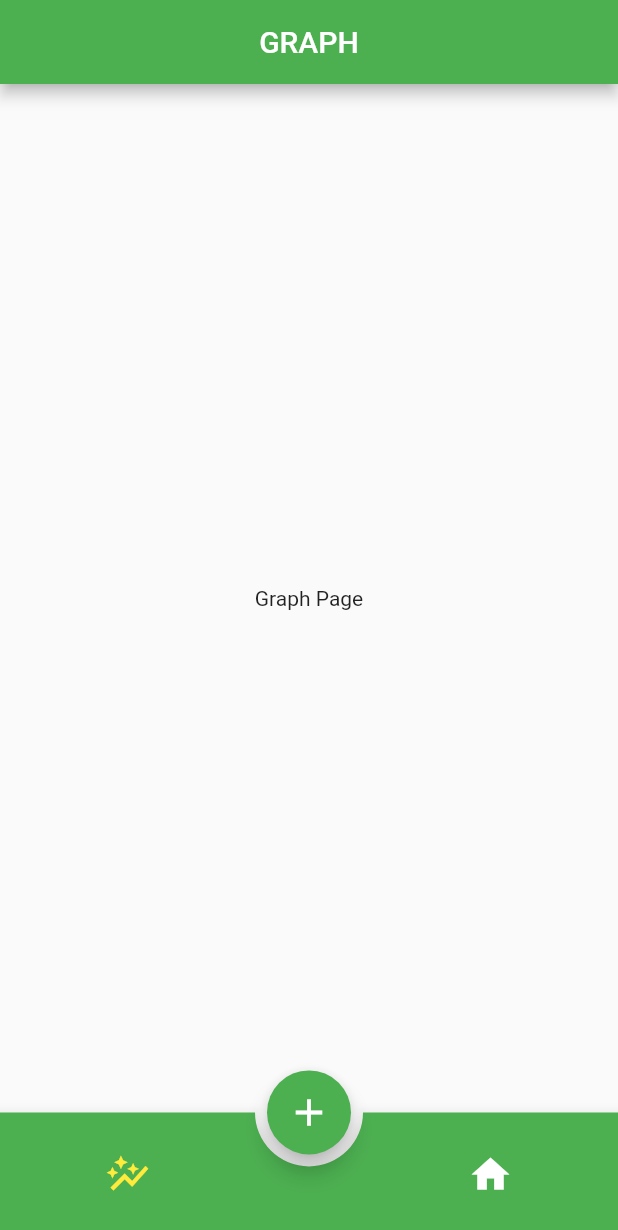
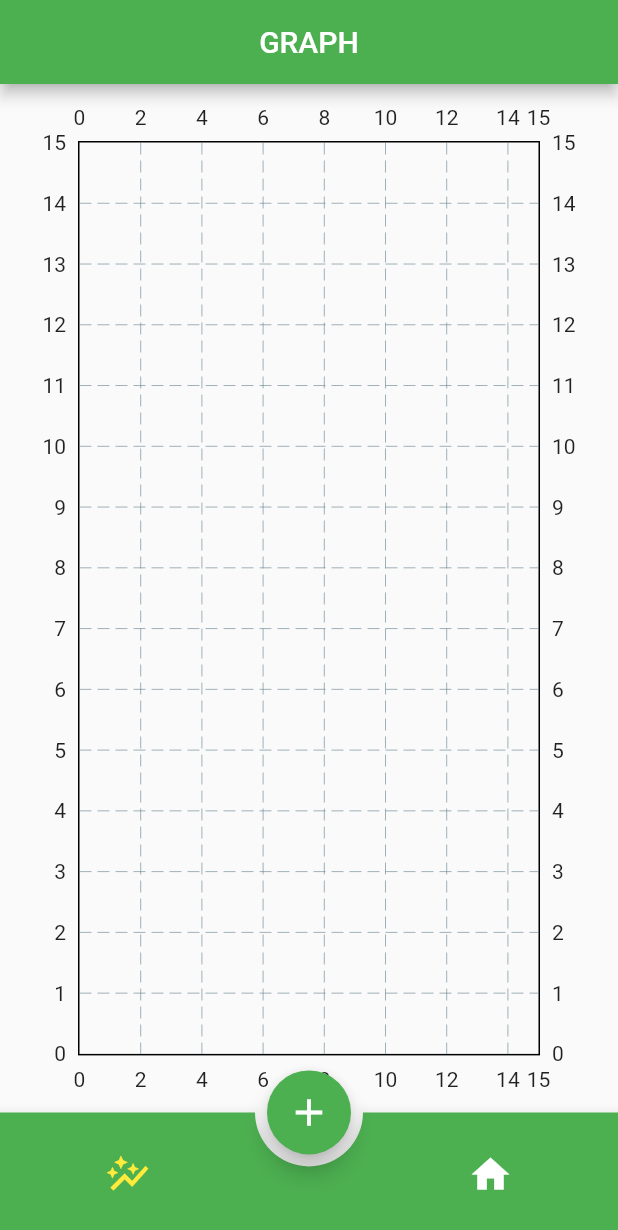
Before and after one commit to fahricandurucan/weight_tracking_app_flutter, a Flutter app: the screen it shows after launch, on a phone screen of 412 x 824 dp. Shown: the top 1230 px of the screen. Run offline on Flutter 3.47's test engine with Material 2 defaults, Android fonts, the phone set to English and light mode, and no system bars; drawn by our look-alikes of animated_bottom_navigation_bar, fl_chart; our stand-ins replace get, numberpicker.

Commit message:
graphPage designed and added to graph on the graph page

```diff
--- a/lib/controller.dart
+++ b/lib/controller.dart
@@ -15,6 +15,7 @@ class Controller extends GetxController{
 
   ].obs;
 
+
   void addNewRecord(int weight,DateTime dateTime){
     var newRecord = Record(weight: weight, dateTime: dateTime);
     print("************** ${newRecord.id}");
--- a/lib/screens/graph_page.dart
+++ b/lib/screens/graph_page.dart
@@ -1,6 +1,12 @@
+import 'package:fl_chart/fl_chart.dart';
 import 'package:flutter/material.dart';
+import 'package:get/get.dart';
+import 'package:weight_tracking_app/controller.dart';
+
 
 class GraphPage extends StatefulWidget {
+
+
   const GraphPage({Key? key}) : super(key: key);
 
   @override
@@ -8,6 +14,9 @@ class GraphPage extends StatefulWidget {
 }
 
 class _GraphPageState extends State<GraphPage> {
+
+  final Controller controller = Get.put(Controller());
+
   @override
   Widget build(BuildContext context) {
     return Scaffold(
@@ -15,7 +24,40 @@ class _GraphPageState extends State<GraphPage> {
         title: Text("GRAPH"),
         centerTitle: true,
       ),
-      body: Center(child: Text("Graph Page"),),
+      body: Container(
+        margin: EdgeInsets.all(8),
+        height: double.infinity,
+        width: double.infinity,
+        child: LineChart(
+          LineChartData(
+              maxX: 15,
+              maxY: 15,
+              minX: 0,
+              minY: 0,
+              lineBarsData: [
+                LineChartBarData(
+                  spots: List.generate(controller.recordList.length, (index) =>
+                      FlSpot(
+                          index.toDouble(),
+                          controller.recordList[index].weight.toDouble())),
+                  // spots: [
+                  //   FlSpot(0, 0),
+                  //   FlSpot(1, 4),
+                  //   FlSpot(2, 6),
+                  //   FlSpot(3, 5),
+                  //   FlSpot(4, 8),
+                  //   FlSpot(5, 12),
+                  //   FlSpot(6, 9),
+                  //   FlSpot(7, 8),
+                  //   FlSpot(8, 7),
+                  // ],
+                  isCurved: true,
+                  barWidth: 3,
+                )
+              ]
+          ),
+        ),
+      ),
     );
   }
 }
--- a/lib/screens/history_page.dart
+++ b/lib/screens/history_page.dart
@@ -14,7 +14,6 @@ class HistoryPage extends StatefulWidget {
 class _HistoryPageState extends State<HistoryPage> {
   final Controller c = Get.put(Controller());
 
-
   @override
   Widget build(BuildContext context) {
     return Scaffold(
@@ -24,7 +23,7 @@ class _HistoryPageState extends State<HistoryPage> {
         actions: [
           IconButton(
               onPressed: (){
-                c.addNewRecord(100,DateTime.now());
+                c.addNewRecord(5,DateTime.now());
               },
               icon: Icon(Icons.favorite)),
         ],
--- a/pubspec.yaml
+++ b/pubspec.yaml
@@ -35,6 +35,7 @@ dependencies:
   intl: ^0.18.1
   uuid: ^3.0.7
   numberpicker: ^2.1.2
+  fl_chart: ^0.55.1
 
 
   # The following adds the Cupertino Icons font to your application.
```
